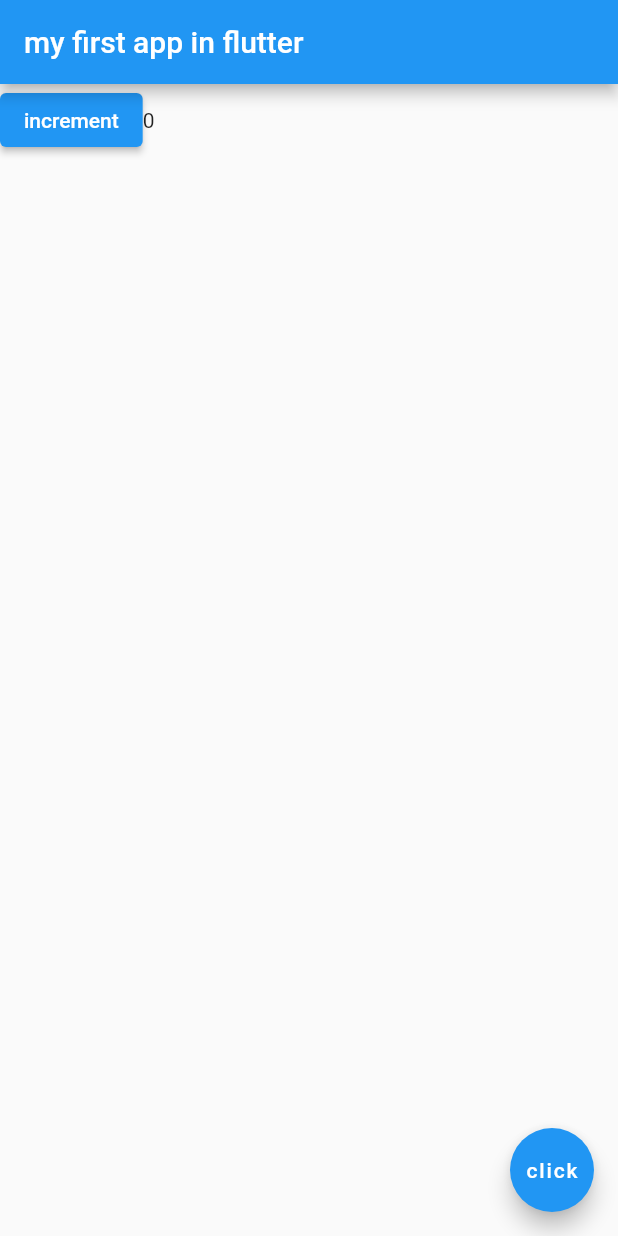
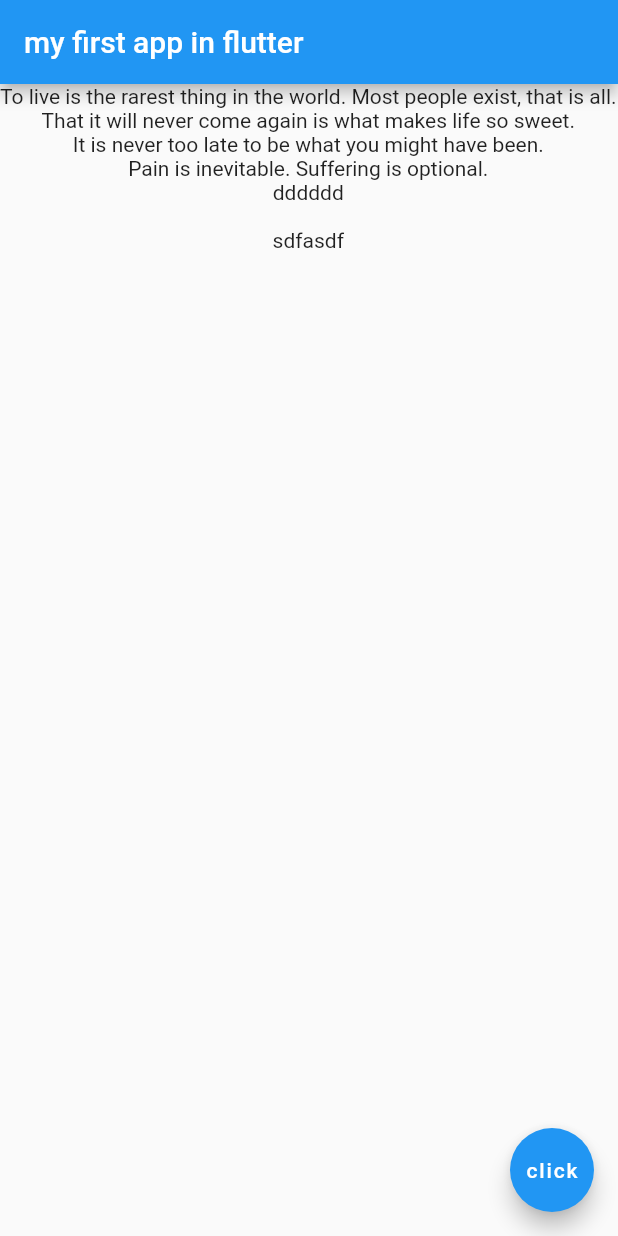
Before and after one commit to 01Deepak/flutter_tut, a Flutter app: the screen it shows after launch, on a phone screen of 412 x 824 dp. Run offline on Flutter 3.47's test engine with Material 2 defaults, Android fonts, the phone set to English and light mode, and no system bars.

Commit message:
custom classes in flutter

```diff
--- a/lib/main.dart
+++ b/lib/main.dart
@@ -1,4 +1,5 @@
 import 'package:flutter/material.dart';
+import 'quote.dart';
 
 void main() {
   runApp(
@@ -14,7 +15,24 @@ class Home extends StatefulWidget {
 }
 
 class _HomeState extends State<Home> {
-  var _counter = 0;
+  List<dynamic> quotes = [
+    Quote(
+        text:
+            'To live is the rarest thing in the world. Most people exist, that is all.',
+        author: 'Oscar Wilde'),
+    Quote(
+        text: 'That it will never come again is what makes life so sweet.',
+        author: 'Emily Dickinson'),
+    Quote(
+        text: 'It is never too late to be what you might have been.',
+        author: 'George Elio'),
+    Quote(
+        text: 'Pain is inevitable. Suffering is optional.',
+        author: 'Haruki Murakami'),
+    Quote(text: 'dddddd', author: 'kkk'),
+    Quote(text: '', author: ''),
+    Quote(text: 'sdfasdf', author: 'sdfsfd'),
+  ];
 
   @override
   Widget build(BuildContext context) {
@@ -24,17 +42,9 @@ class _HomeState extends State<Home> {
           'my first app in flutter',
         ),
       ),
-      body: Row(children: [
-        ElevatedButton(
-          onPressed: () {
-            setState(() {
-              _counter = _counter + 1;
-            });
-          },
-          child: Text('increment'),
-        ),
-        Text('${_counter}'),
-      ]),
+      body: Column(
+        children: quotes.map((quote) => Text('${quote.text}')).toList(),
+      ),
       floatingActionButton: FloatingActionButton(
         onPressed: () {
           print("clicked");
--- /dev/null
+++ b/lib/quote.dart
@@ -0,0 +1,9 @@
+class Quote {
+  late String text;
+  late String author;
+
+  Quote({String? text, String? author}) {
+    this.text = text!;
+    this.author = author!;
+  }
+}
```
